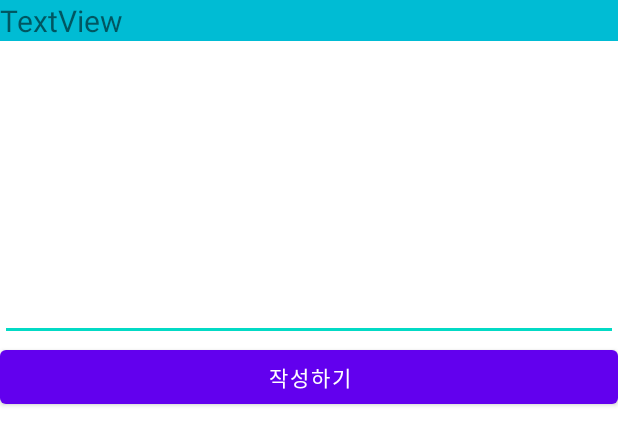
After one commit to ymb3264/AndroidCalendar, an Android app: the layout activity_memo_write.xml on its own in the app's theme, with its tools: preview values and no code run, on a phone screen of 412 x 824 dp. The commit adds this screen. Shown: the top 445 px of the screen. Run offline under Robolectric (Android 15) with nearby library versions, the phone set to English and light mode, and no system bars.

Commit message:
connect Firebase, insert data and select data to main

```diff
--- a/app/build.gradle
+++ b/app/build.gradle
@@ -1,5 +1,6 @@
 plugins {
     id 'com.android.application'
+    id 'com.google.gms.google-services'
 }
 
 android {
@@ -34,6 +35,7 @@ dependencies {
     implementation 'com.google.android.material:material:1.4.0'
     implementation 'androidx.constraintlayout:constraintlayout:2.0.4'
     implementation "androidx.recyclerview:recyclerview:1.2.1"
+    implementation 'com.google.firebase:firebase-database:20.0.0'
     testImplementation 'junit:junit:4.+'
     androidTestImplementation 'androidx.test.ext:junit:1.1.3'
     androidTestImplementation 'androidx.test.espresso:espresso-core:3.4.0'
--- a/app/src/main/AndroidManifest.xml
+++ b/app/src/main/AndroidManifest.xml
@@ -9,7 +9,9 @@
         android:roundIcon="@mipmap/ic_launcher_round"
         android:supportsRtl="true"
         android:theme="@style/Theme.CalendarApp">
-        <activity android:name=".MainActivity"
+        <activity android:name=".MemoWriteActivity"></activity>
+        <activity
+            android:name=".MainActivity"
             android:theme="@style/Theme.CalendarApp.NoActionBar">
             <intent-filter>
                 <action android:name="android.intent.action.MAIN" />
--- /dev/null
+++ b/app/src/main/res/layout/activity_memo_write.xml
@@ -0,0 +1,29 @@
+<?xml version="1.0" encoding="utf-8"?>
+<LinearLayout xmlns:android="http://schemas.android.com/apk/res/android"
+    xmlns:app="http://schemas.android.com/apk/res-auto"
+    xmlns:tools="http://schemas.android.com/tools"
+    android:layout_width="match_parent"
+    android:layout_height="match_parent"
+    android:orientation="vertical"
+    tools:context=".MemoWriteActivity">
+
+    <TextView
+        android:id="@+id/today"
+        android:layout_width="match_parent"
+        android:layout_height="wrap_content"
+        android:text="TextView"
+        android:textSize="20sp"
+        android:background="#00BCD4"/>
+
+    <EditText
+        android:id="@+id/inputMemo"
+        android:layout_width="match_parent"
+        android:layout_height="200dp" />
+
+    <Button
+        android:id="@+id/inputMemoBtn"
+        android:layout_width="match_parent"
+        android:layout_height="wrap_content"
+        android:text="작성하기" />
+
+</LinearLayout>
```
Also changed, not shown: app/src/main/java/com/example/calendarapp/CalendarAdapter.java (+30 -3 lines), app/src/main/java/com/example/calendarapp/MainActivity.java (+89 -3 lines), app/src/main/java/com/example/calendarapp/Memo.java (added, +57 -0 lines), app/src/main/java/com/example/calendarapp/MemoWriteActivity.java (added, +59 -0 lines), 1 other file.
